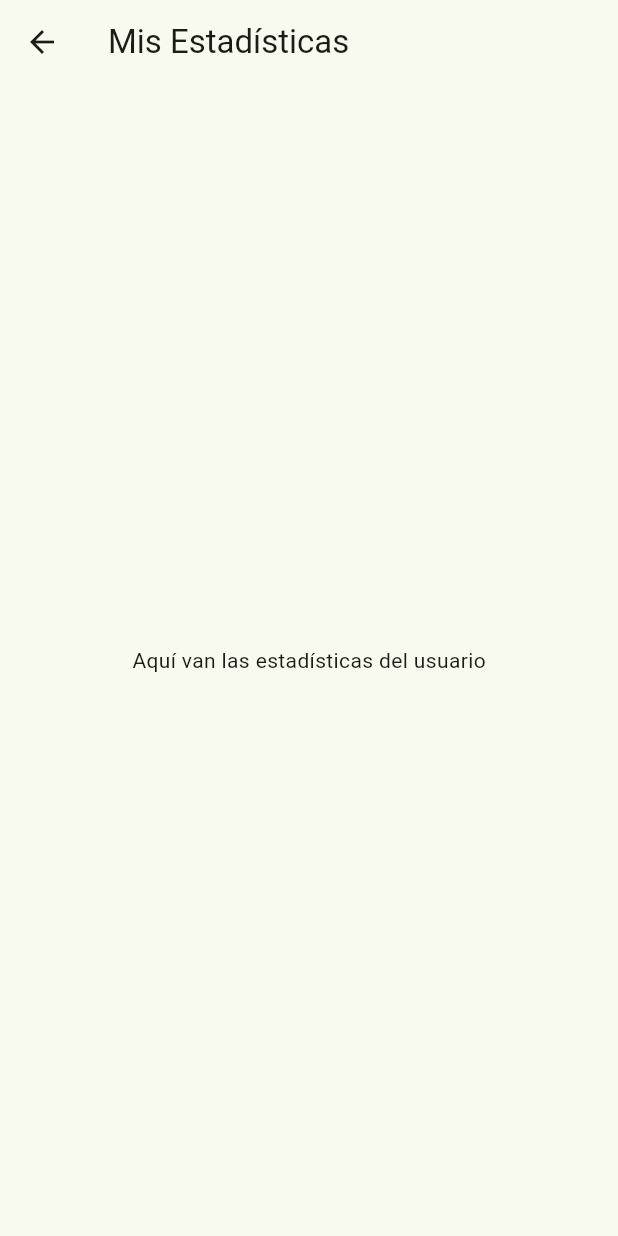
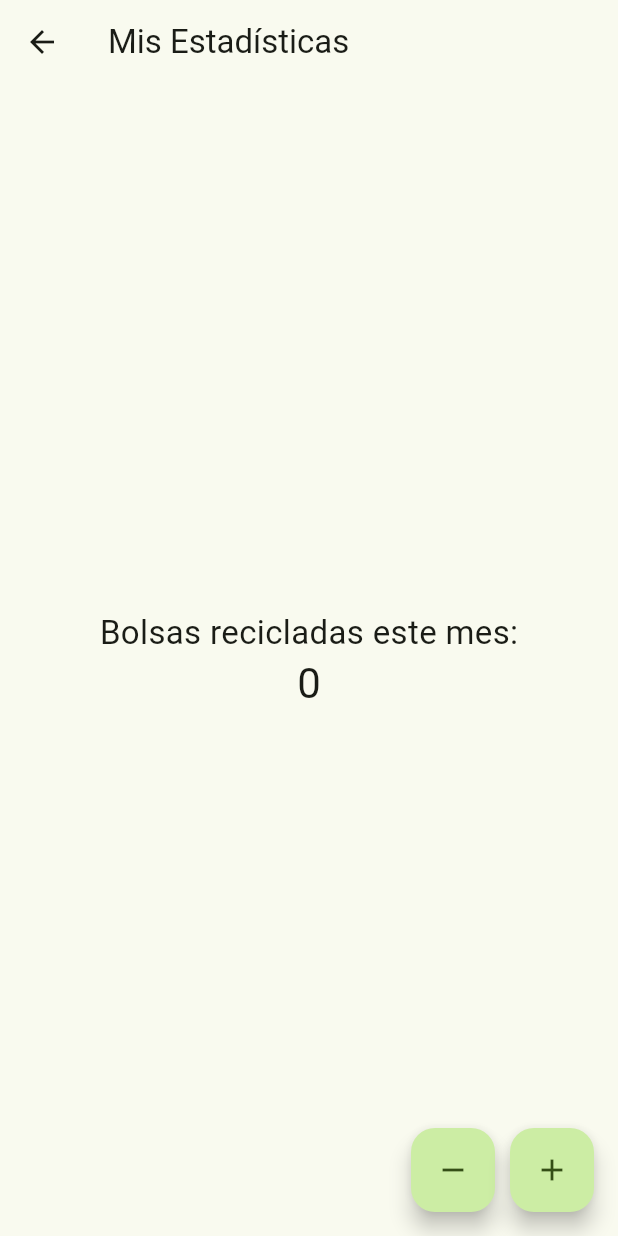
Before and after one commit to DavidGaSa/Eco_Ciudad, a Flutter app: the StatisticsPage screen opened directly, on a phone screen of 412 x 824 dp. Run offline on Flutter 3.47's test engine with Material 3 defaults, Android fonts, the phone set to English and light mode, and no system bars.

Commit message:
Estadísticas 1

```diff
--- a/eco_ciudad/lib/statistics.dart
+++ b/eco_ciudad/lib/statistics.dart
@@ -1,13 +1,64 @@
 import 'package:flutter/material.dart';
 
-class StatisticsPage extends StatelessWidget {
+class StatisticsPage extends StatefulWidget {
   const StatisticsPage({super.key});
+
+  @override
+  State<StatisticsPage> createState() => _StatisticsPageState();
+}
+
+class _StatisticsPageState extends State<StatisticsPage> {
+  int _recycleCount = 0;
+
+  void _incrementRecycleCount() {
+    setState(() {
+      _recycleCount++;
+    });
+  }
+
+  void _decrementRecycleCount() {
+    setState(() {
+      if (_recycleCount > 0) {
+        _recycleCount--;
+      }
+    });
+  }
 
   @override
   Widget build(BuildContext context) {
     return Scaffold(
       appBar: AppBar(title: const Text('Mis Estadísticas')),
-      body: const Center(child: Text('Aquí van las estadísticas del usuario')),
+      body: Center(
+        child: Column(
+          mainAxisAlignment: MainAxisAlignment.center,
+          children: <Widget>[
+            const Text(
+              'Bolsas recicladas este mes:',
+              style: TextStyle(fontSize: 22),
+            ),
+            Text(
+              '$_recycleCount',
+              style: Theme.of(context).textTheme.headlineMedium,
+            ),
+          ],
+        ),
+      ),
+      floatingActionButton: Row(
+        mainAxisAlignment: MainAxisAlignment.end,
+        children: [
+          FloatingActionButton(
+            onPressed: _decrementRecycleCount,
+            tooltip: '-1 Bolsa Reciclada',
+            child: const Icon(Icons.remove),
+          ),
+          const SizedBox(width: 10),
+          FloatingActionButton(
+            onPressed: _incrementRecycleCount,
+            tooltip: '+1 Bolsa Reciclada',
+            child: const Icon(Icons.add),
+          ),
+        ],
+      ),
     );
   }
 }
```
